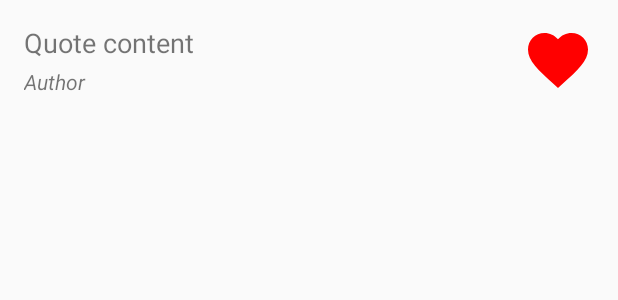
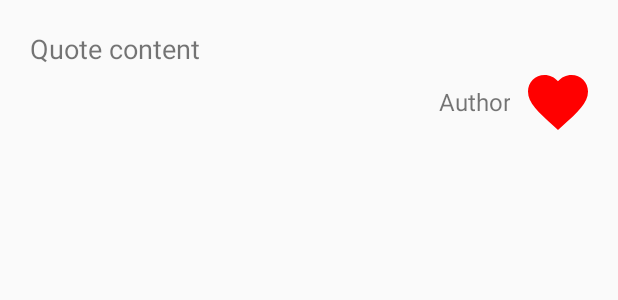
Before and after one commit to MoxiaowuRL/Mindleaf, an Android app: the layout item_favorite_quote.xml on its own in the app's theme, with its tools: preview values and no code run, on a phone screen of 412 x 824 dp. Shown: the top 300 px of the screen. Run offline under Robolectric (Android 15) with nearby library versions, the phone set to English and light mode, and no system bars.

Commit message:
final change

```diff
--- a/app/src/main/java/com/example/mindleaf/ui/PostQuoteFragment.kt
+++ b/app/src/main/java/com/example/mindleaf/ui/PostQuoteFragment.kt
@@ -13,7 +13,6 @@ import com.example.mindleaf.R
 import com.example.mindleaf.data.Quote
 import com.example.mindleaf.data.UserQuotesRepository
 import com.google.firebase.auth.FirebaseAuth
-import io.grpc.Context
 
 class PostQuoteFragment : Fragment() {
 
--- a/app/src/main/java/com/example/mindleaf/ui/TopQuotesAdapter.kt
+++ b/app/src/main/java/com/example/mindleaf/ui/TopQuotesAdapter.kt
@@ -12,7 +12,7 @@ class TopQuotesAdapter(private val quotes: List<Quote>) :
     RecyclerView.Adapter<TopQuotesAdapter.ViewHolder>() {
 
     override fun onCreateViewHolder(parent: ViewGroup, viewType: Int): ViewHolder {
-        val view = LayoutInflater.from(parent.context).inflate(R.layout.item_quote, parent, false)
+        val view = LayoutInflater.from(parent.context).inflate(R.layout.item_top_quote, parent, false)
         return ViewHolder(view)
     }
 
--- a/app/src/main/res/layout/item_favorite_quote.xml
+++ b/app/src/main/res/layout/item_favorite_quote.xml
@@ -5,37 +5,42 @@
     xmlns:tools="http://schemas.android.com/tools"
     android:layout_width="match_parent"
     android:layout_height="wrap_content"
-    android:padding="16dp">
+    android:padding="8dp">
 
     <TextView
         android:id="@+id/favoriteQuoteContent"
         android:layout_width="0dp"
         android:layout_height="wrap_content"
         android:textSize="18sp"
+        android:padding="12dp"
+        app:layout_constraintTop_toTopOf="parent"
         app:layout_constraintStart_toStartOf="parent"
-        app:layout_constraintTop_toTopOf="parent"
-        app:layout_constraintEnd_toStartOf="@id/removeFavoriteButton"
+        app:layout_constraintEnd_toEndOf="parent"
         tools:text="Quote content" />
 
     <TextView
         android:id="@+id/favoriteQuoteAuthor"
         android:layout_width="0dp"
         android:layout_height="wrap_content"
-        android:textSize="14sp"
-        android:textStyle="italic"
-        android:layout_marginTop="4dp"
-        app:layout_constraintStart_toStartOf="parent"
+        android:textSize="16sp"
+        android:textAlignment="textEnd"
         app:layout_constraintTop_toBottomOf="@id/favoriteQuoteContent"
+        app:layout_constraintStart_toStartOf="@id/favoriteQuoteContent"
         app:layout_constraintEnd_toStartOf="@id/removeFavoriteButton"
+        app:layout_constraintHorizontal_chainStyle="packed"
+        app:layout_constraintHorizontal_bias="0"
         tools:text="Author" />
 
     <ImageButton
         android:id="@+id/removeFavoriteButton"
         android:layout_width="wrap_content"
         android:layout_height="wrap_content"
+        android:src="@drawable/ic_favorite_black_24dp"
+        android:padding="8dp"
         android:background="?attr/selectableItemBackgroundBorderless"
-        android:src="@drawable/ic_favorite_black_24dp"
-        app:layout_constraintTop_toTopOf="parent"
-        app:layout_constraintEnd_toEndOf="parent" />
+        app:layout_constraintBottom_toBottomOf="@id/favoriteQuoteAuthor"
+        app:layout_constraintEnd_toEndOf="parent"
+        app:layout_constraintTop_toTopOf="@id/favoriteQuoteAuthor"
+        app:layout_constraintStart_toEndOf="@id/favoriteQuoteAuthor" />
 
 </androidx.constraintlayout.widget.ConstraintLayout>
```
Also changed, not shown: app/src/main/java/com/example/mindleaf/MainActivity.kt (+3 -17 lines), app/src/main/java/com/example/mindleaf/data/UserQuotesRepository.kt (+6 -4 lines), app/src/main/java/com/example/mindleaf/ui/FavoriteFragment.kt (+4 -4 lines), app/src/main/java/com/example/mindleaf/ui/QuoteFragment.kt (+0 -15 lines), app/src/main/res/layout/activity_main.xml (+0 -12 lines), app/src/main/res/layout/item_top_quote.xml (renamed from app/src/main/res/layout/item_quote.xml).
